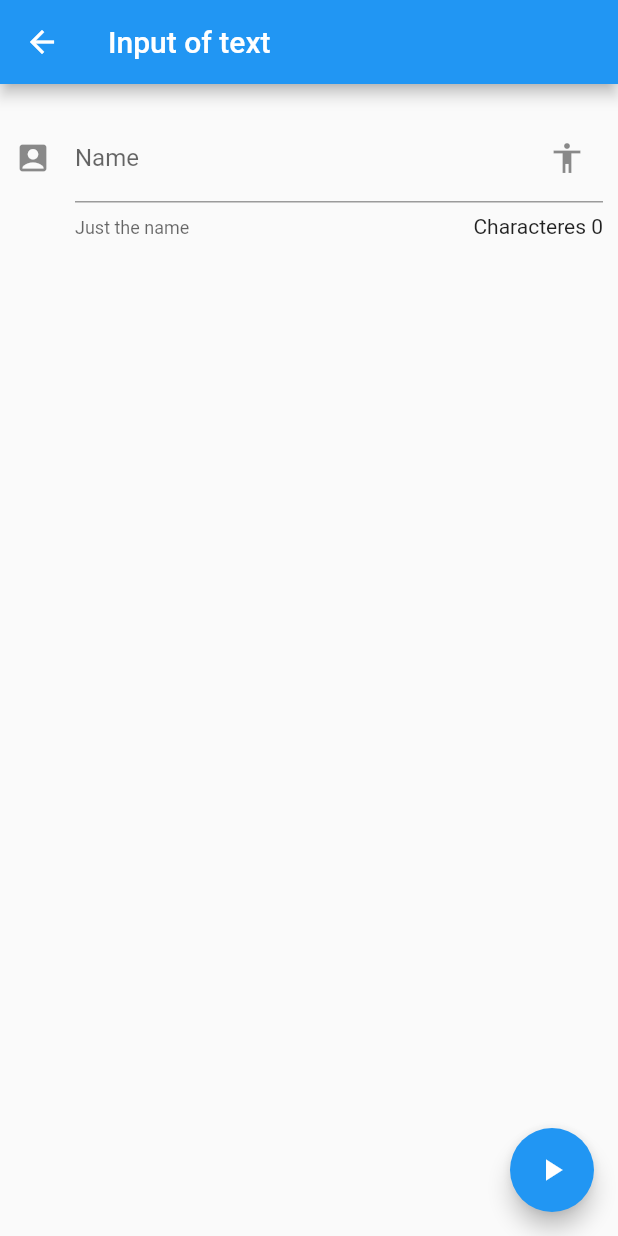
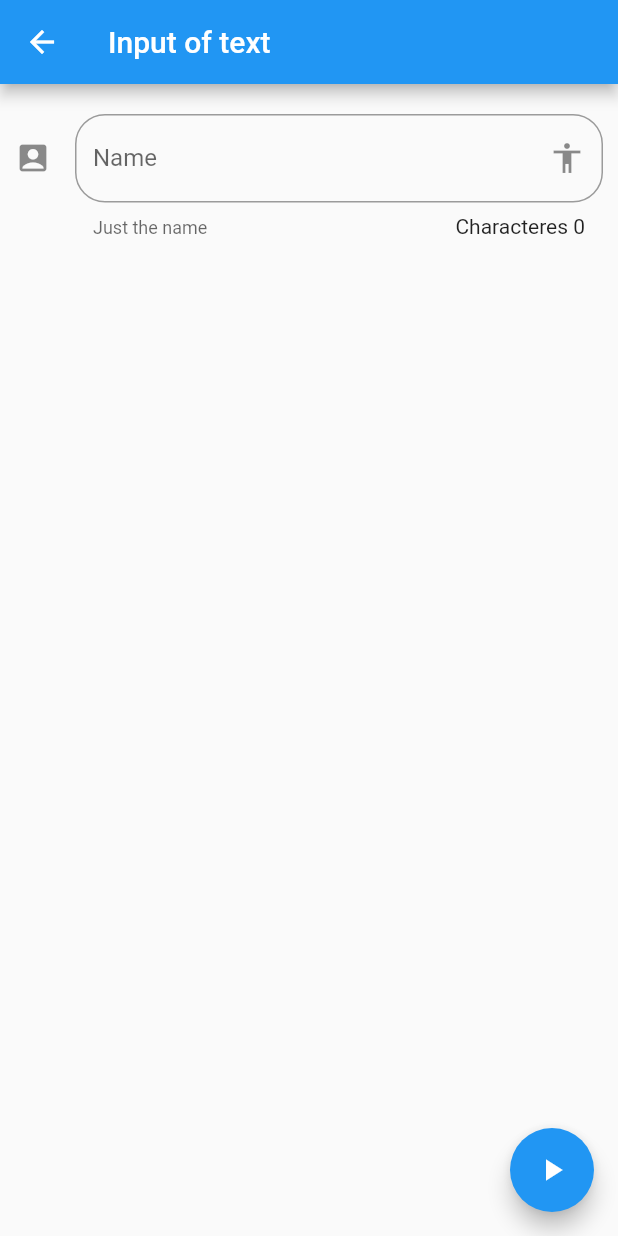
Before and after one commit to jela3105/IntroFlutter, a Flutter app: the InputPage screen opened by its route, on a phone screen of 412 x 824 dp. Run offline on Flutter 3.47's test engine with Material 2 defaults, Android fonts, the phone set to English and light mode, and no system bars.

Commit message:
Use onChange property to save the value of input

```diff
--- a/lib/src/pages/input_page.dart
+++ b/lib/src/pages/input_page.dart
@@ -7,6 +7,8 @@ class InputPage extends StatefulWidget {
 }
 
 class _InputPageState extends State<InputPage> {
+  String _name;
+
   @override
   Widget build(BuildContext context) {
     return Scaffold(
@@ -28,6 +30,9 @@ class _InputPageState extends State<InputPage> {
     return TextField(
       textCapitalization: TextCapitalization.sentences,
       decoration: InputDecoration(
+        border: OutlineInputBorder(
+          borderRadius: BorderRadius.circular(20.0),
+        ),
         counter: Text('Characteres 0'),
         hintText: 'Name of the person',
         labelText: 'Name',
@@ -35,6 +40,9 @@ class _InputPageState extends State<InputPage> {
         helperText: 'Just the name',
         icon: Icon(Icons.account_box),
       ),
+      onChanged: (value) {
+        _name = value;
+      },
     );
   }
 }
```
